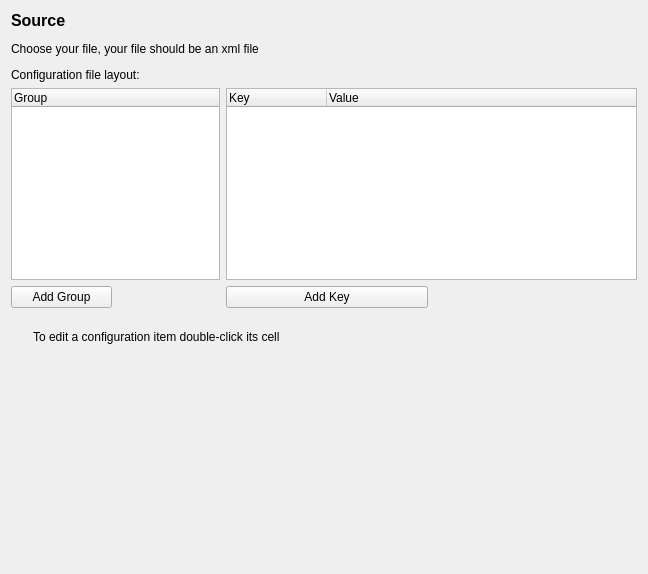
KDE/plasma-sdk, file editors/kconfigxt/kconfigxteditor.ui: the form before one commit.
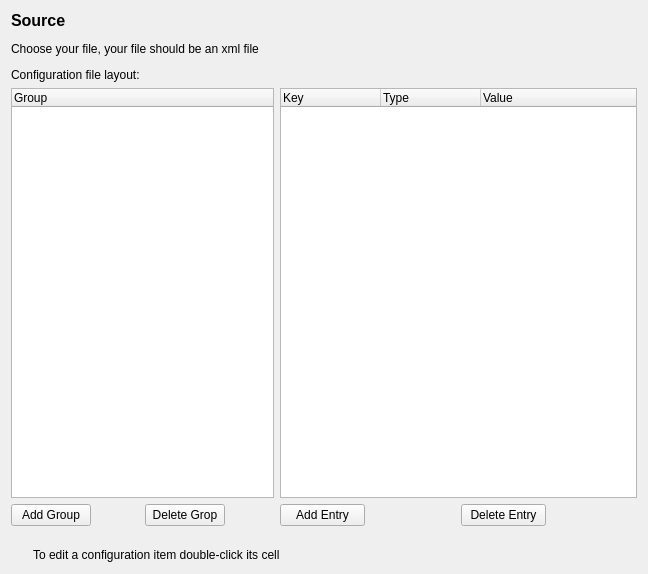
The form after the commit. Custom widgets are drawn as their Qt base class.

Commit message: Populate the ui of kconfigxteditor and make it read "real" data from the xml

```diff
--- a/editors/kconfigxt/kconfigxteditor.ui
+++ b/editors/kconfigxt/kconfigxteditor.ui
@@ -44,44 +44,41 @@
    </item>
    <item>
     <layout class="QGridLayout" name="gridLayout">
-     <item row="0" column="0" colspan="2">
-      <widget class="QTreeWidget" name="twGroups">
-       <property name="sizePolicy">
-        <sizepolicy hsizetype="Expanding" vsizetype="Expanding">
-         <horstretch>1</horstretch>
-         <verstretch>0</verstretch>
-        </sizepolicy>
+     <item row="1" column="4">
+      <widget class="KPushButton" name="pbAddEntry">
+       <property name="text">
+        <string>Add Entry</string>
        </property>
-       <property name="rootIsDecorated">
-        <bool>false</bool>
-       </property>
-       <column>
-        <property name="text">
-         <string>Group</string>
-        </property>
-       </column>
       </widget>
      </item>
-     <item row="1" column="0">
-      <widget class="KPushButton" name="pbAddGroup">
+     <item row="1" column="6">
+      <widget class="KPushButton" name="pbDeleteEntry">
        <property name="text">
-        <string>Add Group</string>
+        <string>Delete Entry</string>
        </property>
       </widget>
      </item>
-     <item row="0" column="2" colspan="2">
-      <widget class="QTreeWidget" name="twKeyValues">
+     <item row="0" column="4" colspan="4">
+      <widget class="QTreeWidget" name="twEntries">
        <property name="sizePolicy">
         <sizepolicy hsizetype="Expanding" vsizetype="Expanding">
          <horstretch>2</horstretch>
          <verstretch>0</verstretch>
         </sizepolicy>
        </property>
+       <property name="rootIsDecorated">
+        <bool>false</bool>
+       </property>
        <column>
         <property name="text">
          <string notr="true">Key</string>
         </property>
        </column>
+       <column>
+        <property name="text">
+         <string>Type</string>
+        </property>
+       </column>
        <column>
         <property name="text">
          <string>Value</string>
@@ -89,13 +86,51 @@
        </column>
       </widget>
      </item>
+     <item row="1" column="0">
+      <widget class="KPushButton" name="pbAddGroup">
+       <property name="text">
+        <string>Add Group</string>
+       </property>
+      </widget>
+     </item>
+     <item row="0" column="0" colspan="4">
+      <widget class="QTreeWidget" name="twGroups">
+       <property name="sizePolicy">
+        <sizepolicy hsizetype="Expanding" vsizetype="Expanding">
+         <horstretch>1</horstretch>
+         <verstretch>0</verstretch>
+        </sizepolicy>
+       </property>
+       <property name="rootIsDecorated">
+        <bool>false</bool>
+       </property>
+       <column>
+        <property name="text">
+         <string>Group</string>
+        </property>
+       </column>
+      </widget>
+     </item>
      <item row="1" column="2">
       <widget class="KPushButton" name="pbAddKey">
        <property name="text">
-        <string>Add Key</string>
+        <string>Delete Grop</string>
        </property>
       </widget>
      </item>
+     <item row="1" column="5">
+      <spacer name="horizontalSpacer_2">
+       <property name="orientation">
+        <enum>Qt::Horizontal</enum>
+       </property>
+       <property name="sizeHint" stdset="0">
+        <size>
+         <width>40</width>
+         <height>20</height>
+        </size>
+       </property>
+      </spacer>
+     </item>
      <item row="1" column="1">
       <spacer name="horizontalSpacer">
        <property name="orientation">
@@ -109,19 +144,6 @@
        </property>
       </spacer>
      </item>
-     <item row="1" column="3">
-      <spacer name="horizontalSpacer_2">
-       <property name="orientation">
-        <enum>Qt::Horizontal</enum>
-       </property>
-       <property name="sizeHint" stdset="0">
-        <size>
-         <width>40</width>
-         <height>20</height>
-        </size>
-       </property>
-      </spacer>
-     </item>
     </layout>
    </item>
    <item>
@@ -173,19 +195,6 @@
      </item>
     </layout>
    </item>
-   <item>
-    <spacer name="verticalSpacer_2">
-     <property name="orientation">
-      <enum>Qt::Vertical</enum>
-     </property>
-     <property name="sizeHint" stdset="0">
-      <size>
-       <width>20</width>
-       <height>40</height>
-      </size>
-     </property>
-    </spacer>
-   </item>
   </layout>
  </widget>
  <customwidgets>
```
Left out of the diff: 2 changed lines with no effect on the pictures. The commit also changes 7 other files.
